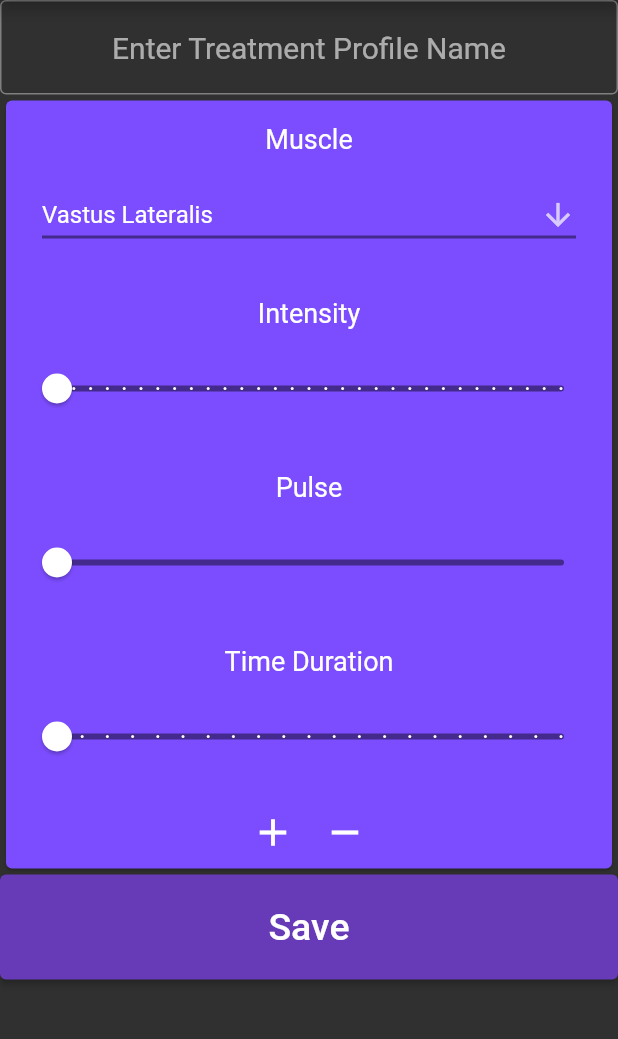
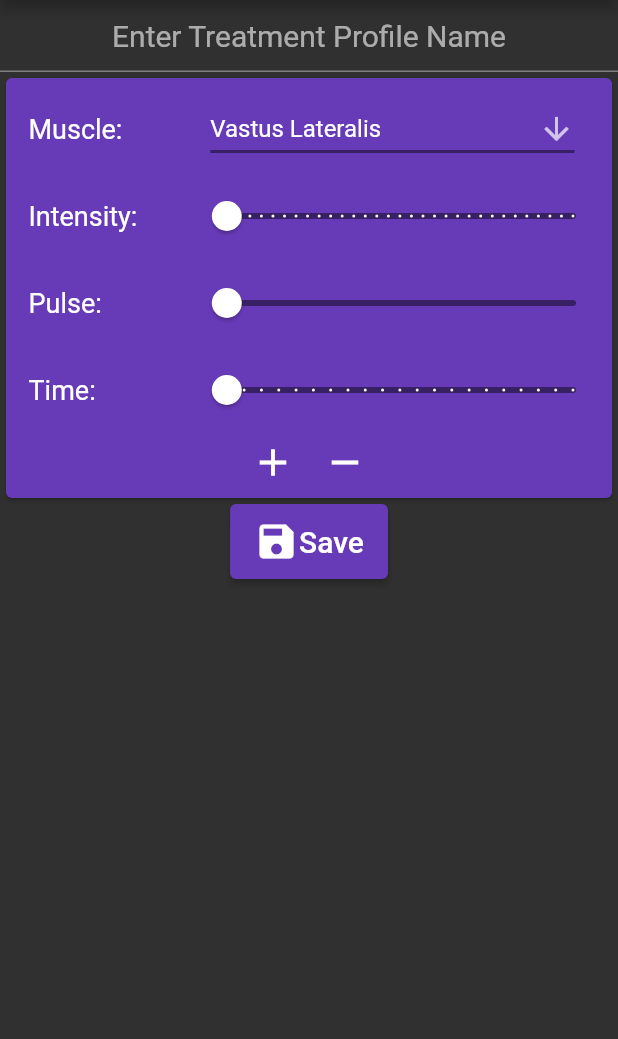
Before and after one commit to Logan-Dabney/IMS_Setup, a Flutter app: the screen it shows after launch, after a tap on the "add" icon, on a phone screen of 412 x 824 dp, the part 84-1123 px from its top. Run offline on Flutter 3.47's test engine with Material 2 defaults, Android fonts, the light colour scheme and no system bars; our stand-ins replace flutter_bluetooth_serial, sqflite; accounts and stored records are empty.

Commit message:
Changed UI to include cards, etc

```diff
--- a/ims_setup/lib/treatment_profile_form.dart
+++ b/ims_setup/lib/treatment_profile_form.dart
@@ -10,31 +10,23 @@ final nameOfTreatment = TextEditingController();
 //For multiple buttons with same route
 class TreatmentProfileFormRoute extends StatelessWidget {
   final String name;
-  bool isEdit;
+  final bool isEdit;
 
   TreatmentProfileFormRoute({required this.name, required this.isEdit});
 
   @override
   Widget build(BuildContext context) {
-    return Scaffold(
-        appBar: AppBar(
-          title: (isEdit)
-              ? Text("Edit Treatment Profile")
-              : Text("New Treatment Profile"),
-          centerTitle: true,
-        ),
-        body: Hero(
-          tag: name,
-          child: TreatmentProfileForm(isEdit: isEdit),
-        ));
+    return TreatmentProfileForm(isEdit: isEdit, name: name);
   }
 }
 
 // Creating the treatment profile page
 class TreatmentProfileForm extends StatefulWidget {
+  final String name;
   bool isEdit;
 
-  TreatmentProfileForm({Key? key, required this.isEdit}) : super(key: key);
+  TreatmentProfileForm({Key? key, required this.isEdit, required this.name})
+      : super(key: key);
 
   @override
   _TreatmentProfileFormState createState() => _TreatmentProfileFormState();
@@ -55,32 +47,51 @@ class _TreatmentProfileFormState extends State<TreatmentProfileForm> {
   @override
   Widget build(BuildContext context) {
     // TODO: set the treatment profile if one was passed to be edited
-    return ListView(
-        physics: AlwaysScrollableScrollPhysics(parent: BouncingScrollPhysics()),
-        shrinkWrap: true,
+    return Scaffold(
+      appBar: AppBar(
+        title: (widget.isEdit)
+            ? Text("Edit Treatment Profile")
+            : Text("New Treatment Profile"),
+        centerTitle: true,
+      ),
+      body: SingleChildScrollView(
+        physics: const AlwaysScrollableScrollPhysics(
+            parent: BouncingScrollPhysics()),
+        child: Column(
           children: [
             TextField(
               controller: nameOfTreatment,
               textAlign: TextAlign.center,
               style: const TextStyle(fontSize: 20),
               decoration: InputDecoration(
-              border: OutlineInputBorder(),
                 hintText: "Enter Treatment Profile Name",
                 errorText: _validate ? 'Can\'t be empty' : null,
               ),
             ),
-          MuscleProfileForm(), // Form for muscle profiles
+            const MuscleProfileForm(), // Form for muscle profiles
             ElevatedButton(
-            child: Text(
+              child: Row(
+                mainAxisSize: MainAxisSize.min,
+                children: const [
+                  Icon(
+                    Icons.save,
+                    size: 30,
+                  ),
+                  Text(
                     "Save",
-              style: TextStyle(fontSize: 25),
+                    style: TextStyle(fontSize: 20),
+                  ),
+                ],
               ),
               style: ElevatedButton.styleFrom(
-              fixedSize: Size.fromHeight(70),
+                fixedSize: Size.fromHeight(50),
               ),
               onPressed: () => _pushedSave(),
+            )
+          ],
         ),
-        ]);
+      ),
+    );
   }
 
   _pushedSave() {
@@ -121,76 +132,102 @@ class _MuscleProfileFormState extends State<MuscleProfileForm> {
   // global.TreatmentProfile treatmentProfile = global.TreatmentProfile("",
   //     [global.MuscleProfile(global.muscles[1],0,0,0)]);
   final _biggerFont = TextStyle(fontSize: 18.0);
+  final _paddingLabel = const EdgeInsets.only(left: 15, top: 10);
+  final _paddingInput = const EdgeInsets.only(top: 10);
 
   @override
   Widget build(BuildContext context) {
     return ListView.builder(
       itemCount: treatmentProfile.muscleProfiles.length,
-      physics: ClampingScrollPhysics(),
+      physics: const ClampingScrollPhysics(),
       shrinkWrap: true,
       itemBuilder: (context, i) {
         return Card(
-            color: (i.isEven) ? Colors.deepPurpleAccent : Colors.black45,
+            color: (i.isEven) ? Colors.deepPurple : Colors.black45,
             child: Column(
               children: [
-                Container(
-                  padding: EdgeInsets.only(top: 15),
+                Row(
+                  children: [
+                    Expanded(
+                      flex: 3,
+                      child: Container(
+                        padding: _paddingLabel,
                         child: Text(
-                    "Muscle",
-                    textAlign: TextAlign.center,
+                          "Muscle:",
                           style: _biggerFont,
                         ),
                       ),
-                Container(
-                  padding: EdgeInsets.symmetric(horizontal: 24, vertical: 16),
-                  child: MuscleDropDown(
-                    index: i,
                     ),
+                    Expanded(
+                      flex: 7,
+                      child: Container(
+                        padding: const EdgeInsets.only(top: 10, right: 25, left: 15),
+                        child: MuscleDropDown(index: i,),
                       ),
-                Container(
+                    )
+                  ],
+                ),
+                Row(
+                  children: [
+                    Expanded(
+                      flex: 3,
+                        child: Container(
                           // Padding Node that contains an item (Widget)
-                  padding: EdgeInsets.only(top: 15),
+                          padding: _paddingLabel,
                           child: Text(
                             // Text Widget
-                    "Intensity",
-                    textAlign: TextAlign.center,
+                            "Intensity:",
                             style: _biggerFont,
                           ),
                         ),
-                Container(
-                  padding: EdgeInsets.symmetric(horizontal: 8, vertical: 16),
+                    ),
+                    Expanded(
+                      flex: 7,
+                        child: Container(
+                          padding: _paddingInput,
                           child: IntensitySlider(
                             index: i,
                           ),
                         ),
-                Container(
-                  padding: EdgeInsets.only(top: 15),
+                    )
+                  ],
+                ),
+                Row(
+                  children: [
+                    Expanded(flex: 3,
+                        child: Container(
+                          padding: _paddingLabel,
                           child: Text(
-                    "Pulse",
-                    textAlign: TextAlign.center,
+                            "Pulse:",
                             style: _biggerFont,
                           ),
-                ),
-                Container(
-                  padding: EdgeInsets.symmetric(horizontal: 8, vertical: 16),
+                        ),),
+                    Expanded(flex: 7,
+                        child: Container(
+                          padding: _paddingInput,
                           child: PulseSlider(
                             index: i,
                           ),
-                ),
-                Container(
-                  padding: EdgeInsets.only(top: 15),
+                        ),),
+                  ],),
+                Row(
+                  children: [
+                    Expanded(flex: 3,
+                        child: Container(
+                          padding: _paddingLabel,
                           child: Text(
-                    "Time Duration",
-                    textAlign: TextAlign.center,
+                            "Time:",
                             style: _biggerFont,
                           ),
-                ),
-                Container(
-                  padding: EdgeInsets.symmetric(horizontal: 8, vertical: 16),
+                        ),),
+                    Expanded(flex: 7,
+                        child: Container(
+                          padding: _paddingInput,
                           child: TimeSlider(
                             index: i,
                           ),
-                ),
+                        ),),
+                  ],),
                 Row(
                   mainAxisAlignment: MainAxisAlignment.center,
                   children: [
@@ -207,8 +244,7 @@ class _MuscleProfileFormState extends State<MuscleProfileForm> {
                   ],
                 ),
               ],
-            )
-        );
+            ));
       },
     );
   }
@@ -220,8 +256,7 @@ class _MuscleProfileFormState extends State<MuscleProfileForm> {
       if (i == 0 || (i + 1) == treatmentProfile.muscleProfiles.length) {
         treatmentProfile.muscleProfiles.add(MuscleProfile(muscles[0], 1, 1, 1));
       } else {
-        treatmentProfile.muscleProfiles
-            .insert(i + 1, MuscleProfile(muscles[0], 1, 1, 1));
+        treatmentProfile.muscleProfiles.insert(i + 1, MuscleProfile(muscles[0], 1, 1, 1));
       }
     });
   }
@@ -257,10 +292,10 @@ class _IntensitySliderState extends State<IntensitySlider> {
       max: 30,
       divisions: 30,
       inactiveColor: (widget.index.isEven) ? Colors.black45 : Colors.white,
-      activeColor: (widget.index.isEven) ? Colors.white : Colors.deepPurpleAccent,
+      activeColor:
+          (widget.index.isEven) ? Colors.white : Colors.deepPurpleAccent,
       label:
-      'Intensity: ${treatmentProfile.muscleProfiles[widget.index].intensity
-          .round().toString()} V',
+          'Intensity: ${treatmentProfile.muscleProfiles[widget.index].intensity.round().toString()} V',
       onChanged: (double value) {
         setState(() {
           treatmentProfile.muscleProfiles[widget.index].intensity = value;
@@ -289,10 +324,10 @@ class _PulseSliderState extends State<PulseSlider> {
       max: 100,
       divisions: 100,
       inactiveColor: (widget.index.isEven) ? Colors.black45 : Colors.white,
-      activeColor: (widget.index.isEven) ? Colors.white : Colors.deepPurpleAccent,
+      activeColor:
+          (widget.index.isEven) ? Colors.white : Colors.deepPurpleAccent,
       label:
-      'Pulse: ${treatmentProfile.muscleProfiles[widget.index].pulse.round()
-          .toString()} Hz',
+          'Pulse: ${treatmentProfile.muscleProfiles[widget.index].pulse.round().toString()} Hz',
       onChanged: (double value) {
         setState(() {
           treatmentProfile.muscleProfiles[widget.index].pulse = value;
@@ -321,10 +356,10 @@ class _TimeSliderState extends State<TimeSlider> {
       max: 20,
       divisions: 20,
       inactiveColor: (widget.index.isEven) ? Colors.black45 : Colors.white,
-      activeColor: (widget.index.isEven) ? Colors.white : Colors.deepPurpleAccent,
+      activeColor:
+          (widget.index.isEven) ? Colors.white : Colors.deepPurpleAccent,
       label:
-      'Time: ${treatmentProfile.muscleProfiles[widget.index].timeDuration
-          .round().toString()} min',
+          'Time: ${treatmentProfile.muscleProfiles[widget.index].timeDuration.round().toString()} min',
       onChanged: (double value) {
         setState(() {
           treatmentProfile.muscleProfiles[widget.index].timeDuration = value;
@@ -367,8 +402,8 @@ class _MuscleDropDownState extends State<MuscleDropDown> {
       items: muscles.map((Muscle muscle) {
         //map the muscle list to a dropdown menu item list
         return DropdownMenuItem(
-            value: muscle.id, // set the value to the id
-            child: Text(muscle.name) // set the text to the name
+            value: muscle.id,         // set the value to the id
+            child: Text(muscle.name)  // set the text to the name
             );
       }).toList(), // turn it to a list
     );
```
Lines whose indentation alone changed are shown as unchanged.
